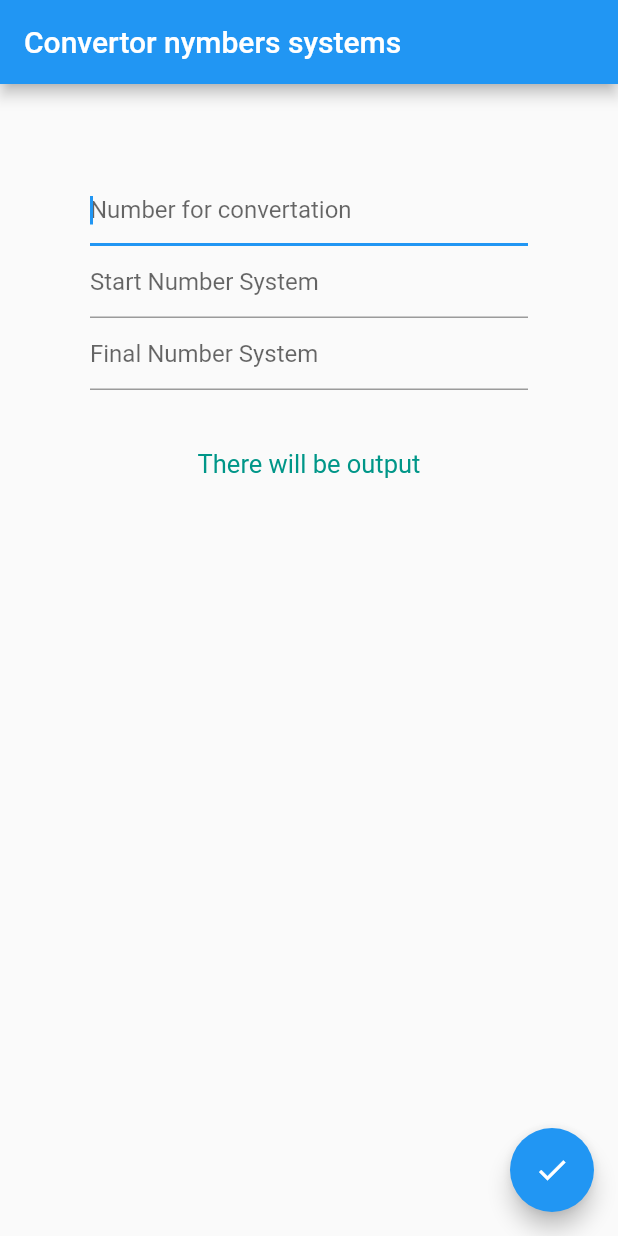
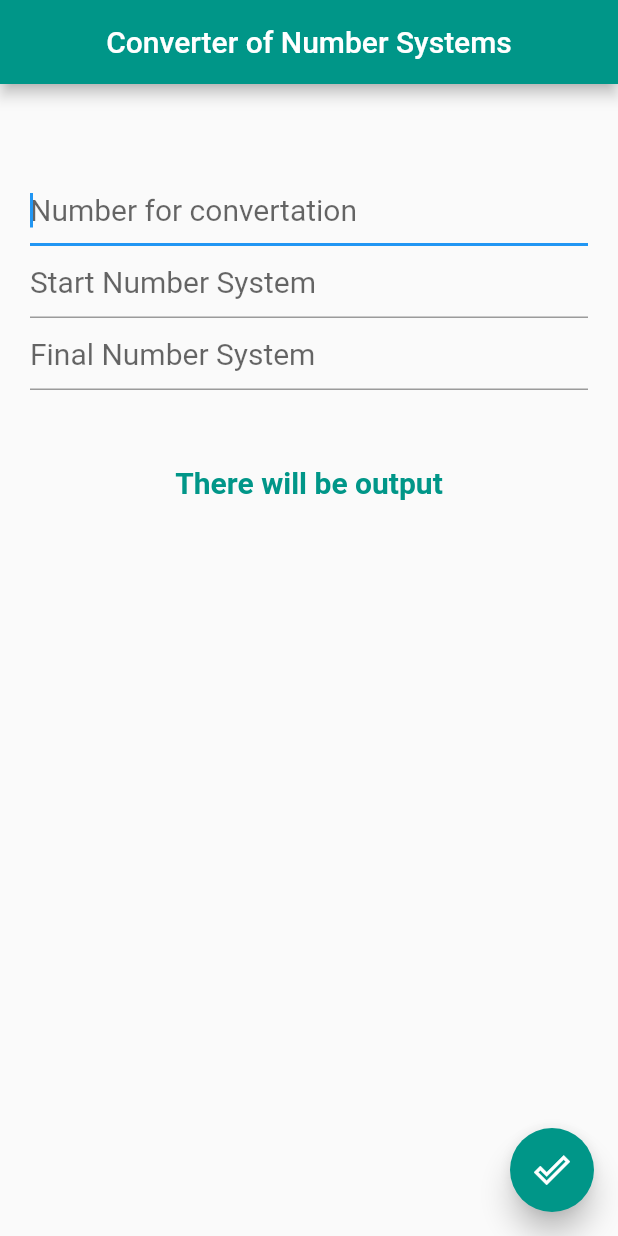
Before and after one commit to Fury-toC/sys_number_coverter, a Flutter app: the screen it shows after launch, on a phone screen of 412 x 824 dp. Run offline on Flutter 3.47's test engine with Material 2 defaults, Android fonts, the phone set to English and light mode, and no system bars.

Commit message:
V 1.1 (28.03.2020)

```diff
--- a/numbers_systems_conv/lib/main.dart
+++ b/numbers_systems_conv/lib/main.dart
@@ -1,12 +1,11 @@
 import 'package:flutter/foundation.dart';
 import 'package:flutter/material.dart';
 import 'main1.dart';
+import 'package:flutter/services.dart';
 
 main() {
   debugDefaultTargetPlatformOverride = TargetPlatform.fuchsia;
-  runApp(MaterialApp(
-    home: Conv()
-    ));
+  runApp(MaterialApp(home: Conv()));
 }
 
 class Conv extends StatefulWidget {
@@ -15,10 +14,10 @@ class Conv extends StatefulWidget {
 }
 
 class _ConvState extends State<Conv> {
-  int a = 0;
+  int a;
+  int b;
   String finish_variable = 'There will be output';
   int error;
-
 
   String output = "";
   List num_2 = []; //Список для переворота полученного числа (List for reverse of number)
@@ -29,20 +28,45 @@ class _ConvState extends State<Conv> {
   List jo = [];
 
   @override
+  void initState(){
+    super.initState();
+    SystemChrome.setPreferredOrientations([
+      DeviceOrientation.portraitUp,
+      DeviceOrientation.portraitDown,
+    ]);
+  }
+
+  @override
+  dispose(){
+    SystemChrome.setPreferredOrientations([
+      DeviceOrientation.landscapeRight,
+      DeviceOrientation.landscapeLeft,
+      DeviceOrientation.portraitUp,
+      DeviceOrientation.portraitDown,
+    ]);
+    super.dispose();
+  }
+
+  @override
   Widget build(BuildContext context) {
     return Scaffold(
         appBar: AppBar(
-        title: Text('Convertor nymbers systems'),
+          title: Text('Converter of Number Systems'),
+          centerTitle: true,
+          backgroundColor: Colors.teal,
         ),
+       // backgroundColor: Colors.orangeAccent,
         body: Padding(
-        padding: const EdgeInsets.all(60.0),
+          padding: const EdgeInsets.fromLTRB(20.0, 60.0, 20.0, 50.0),
           child: Column(
             children: [
               // The first text field is focused on as soon as the app starts.
               TextField(
+                textCapitalization: TextCapitalization.characters,
                 decoration: InputDecoration(
-                hintText: "Number for convertation"
-              ),
+                    hintText: "Number for convertation",
+                    hintStyle: TextStyle(fontSize: 20.0)),
+                style: TextStyle(fontSize: 20.0),
                 autofocus: true,
                 onChanged: (String text1) {
                   setState(() {
@@ -53,50 +77,52 @@ class _ConvState extends State<Conv> {
               // The second text field is focused on when a user taps the
               // FloatingActionButton.
               TextField(
+                textCapitalization: TextCapitalization.sentences,
                 decoration: InputDecoration(
-                hintText: "Start Number System"
-              ),
+                    hintText: "Start Number System",
+                    hintStyle: TextStyle(fontSize: 20.0)),
+                style: TextStyle(fontSize: 20.0),
                 onChanged: (String text2) {
                   setState(() {
                     try {
                       num_sys_start = int.parse(text2);
-                    if (a != 2) {
+                      a = 0;
+                      if (b != 1) {
                         finish_variable = "There will be output";
                       }
-                  }
-                  on FormatException {
-                    finish_variable = 'error';
+                    } on FormatException {
+                      finish_variable = 'Invalid input';
                       a = 1;
                     }
                   });
                 },
               ),
               TextField(
+                  textCapitalization: TextCapitalization.sentences,
                   decoration: InputDecoration(
-                hintText: "Final Number System"
-              ),
+                      hintText: "Final Number System",
+                      hintStyle: TextStyle(fontSize: 20.0)),
+                  style: TextStyle(fontSize: 20.0),
                   onChanged: (String text3) {
                     setState(() {
                       try {
                         num_sys_end = int.parse(text3);
+                        b = 0;
                         if (a != 1) {
                           finish_variable = "There will be output";
                         }
-                  }
-                  on FormatException {
-                    finish_variable = 'error';
-                    a = 2;
+                      } on FormatException {
+                        finish_variable = 'Invalid input';
+                        b = 1;
                       }
                     });
-              }
+                  }),
+              Padding(
+                padding: const EdgeInsets.fromLTRB(20.0, 50.0, 20.0, 15.0),
+                child: Text(
+                  '$finish_variable',
+                  style: TextStyle(fontSize: 20.0, color: Colors.teal, fontWeight: FontWeight.bold),
                 ),
-            Padding(
-              padding: const EdgeInsets.all(39.0),
-              child: Text('$finish_variable',
-                style: TextStyle(
-                  fontSize: 17.0,
-                  color: Colors.teal
-              ),),
               )
             ],
           ),
@@ -104,14 +130,17 @@ class _ConvState extends State<Conv> {
         floatingActionButton: FloatingActionButton(
             // When the button is pressed,
             // give focus to the text field using myFocusNode.
+            elevation: 8.0,
             onPressed: () {
               setState(() {
-            finish_variable = distribution(num_10, num_sys_start, num_sys_end, num_2, output).toString();
+                finish_variable = distribution(
+                        num_10, num_sys_start, num_sys_end, num_2, output)
+                    .toString();
               });
             },
             tooltip: 'Perform',
-        child: Icon(Icons.check)
-      ) // This trailing comma makes auto-formatting nicer for build methods.
+            backgroundColor: Colors.teal,
+            child: Icon(Icons.done_outline)) // This trailing comma makes auto-formatting nicer for build methods.
         );
   }
 }
--- a/numbers_systems_conv/pubspec.yaml
+++ b/numbers_systems_conv/pubspec.yaml
@@ -28,6 +28,7 @@ dependencies:
 dev_dependencies:
   flutter_test:
     sdk: flutter
+
 
 # For information on the generic Dart part of this file, see the
 # following page: https://dart.dev/tools/pub/pubspec
```
Lines whose indentation alone changed are shown as unchanged.
